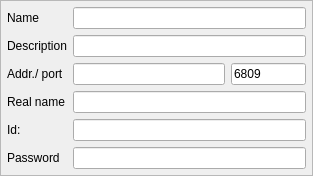
The window that src/blackgui/serverform.ui (swift-project/pilotclient) describes before a commit, drawn with Qt 5.
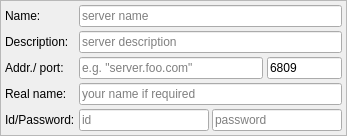
The same window after the commit.

Commit message: refs #471, allow to search server by name and occupy less height for form

```diff
--- a/src/blackgui/serverform.ui
+++ b/src/blackgui/serverform.ui
@@ -6,16 +6,10 @@
    <rect>
     <x>0</x>
     <y>0</y>
-    <width>313</width>
-    <height>164</height>
+    <width>347</width>
+    <height>126</height>
    </rect>
   </property>
-  <property name="sizePolicy">
-   <sizepolicy hsizetype="Preferred" vsizetype="Maximum">
-    <horstretch>0</horstretch>
-    <verstretch>0</verstretch>
-   </sizepolicy>
-  </property>
   <property name="windowTitle">
    <string>Frame</string>
   </property>
@@ -44,34 +38,133 @@
    <item>
     <layout class="QGridLayout" name="gl_ServerForm">
      <property name="leftMargin">
-      <number>6</number>
+      <number>4</number>
      </property>
      <property name="topMargin">
-      <number>6</number>
+      <number>4</number>
      </property>
      <property name="rightMargin">
-      <number>6</number>
+      <number>4</number>
      </property>
      <property name="bottomMargin">
-      <number>6</number>
+      <number>4</number>
      </property>
      <property name="spacing">
-      <number>6</number>
+      <number>4</number>
      </property>
-     <item row="0" column="0">
-      <widget class="QLabel" name="lbl_Name">
-       <property name="text">
-        <string>Name</string>
-       </property>
-      </widget>
-     </item>
      <item row="2" column="0">
       <widget class="QLabel" name="lbl_Address">
        <property name="text">
-        <string>Addr./ port</string>
+        <string>Addr./ port:</string>
        </property>
       </widget>
      </item>
+     <item row="0" column="0">
+      <widget class="QLabel" name="lbl_Name">
+       <property name="text">
+        <string>Name:</string>
+       </property>
+      </widget>
+     </item>
+     <item row="3" column="0">
+      <widget class="QLabel" name="lbl_RealName">
+       <property name="text">
+        <string>Real name:</string>
+       </property>
+      </widget>
+     </item>
+     <item row="1" column="0">
+      <widget class="QLabel" name="lbl_Description">
+       <property name="text">
+        <string>Description:</string>
+       </property>
+      </widget>
+     </item>
+     <item row="0" column="1" colspan="2">
+      <widget class="QLineEdit" name="le_Name">
+       <property name="placeholderText">
+        <string>server name</string>
+       </property>
+      </widget>
+     </item>
+     <item row="1" column="1" colspan="2">
+      <widget class="QLineEdit" name="le_Description">
+       <property name="placeholderText">
+        <string>server description</string>
+       </property>
+      </widget>
+     </item>
+     <item row="3" column="1" colspan="2">
+      <widget class="QLineEdit" name="le_RealName">
+       <property name="text">
+        <string/>
+       </property>
+       <property name="placeholderText">
+        <string>your name if required</string>
+       </property>
+      </widget>
+     </item>
+     <item row="4" column="0">
+      <widget class="QLabel" name="lbl_IdPassword">
+       <property name="text">
+        <string>Id/Password:</string>
+       </property>
+      </widget>
+     </item>
+     <item row="2" column="1">
+      <widget class="QLineEdit" name="le_Address">
+       <property name="placeholderText">
+        <string>e.g. &quot;server.foo.com&quot;</string>
+       </property>
+      </widget>
+     </item>
+     <item row="4" column="1" colspan="2">
+      <widget class="QWidget" name="wi_NanePassword" native="true">
+       <layout class="QHBoxLayout" name="hl_NamePassword">
+        <property name="spacing">
+         <number>3</number>
+        </property>
+        <property name="leftMargin">
+         <number>0</number>
+        </property>
+        <property name="topMargin">
+         <number>0</number>
+        </property>
+        <property name="rightMargin">
+         <number>0</number>
+        </property>
+        <property name="bottomMargin">
+         <number>0</number>
+        </property>
+        <item>
+         <widget class="QLineEdit" name="le_NetworkId">
+          <property name="text">
+           <string/>
+          </property>
+          <property name="placeholderText">
+           <string>id</string>
+          </property>
+         </widget>
+        </item>
+        <item>
+         <widget class="QLineEdit" name="le_Password">
+          <property name="text">
+           <string/>
+          </property>
+          <property name="maxLength">
+           <number>32</number>
+          </property>
+          <property name="echoMode">
+           <enum>QLineEdit::Password</enum>
+          </property>
+          <property name="placeholderText">
+           <string>password</string>
+          </property>
+         </widget>
+        </item>
+       </layout>
+      </widget>
+     </item>
      <item row="2" column="2">
       <widget class="QLineEdit" name="le_Port">
        <property name="sizePolicy">
@@ -100,74 +193,6 @@
        </property>
       </widget>
      </item>
-     <item row="1" column="0">
-      <widget class="QLabel" name="lbl_Description">
-       <property name="text">
-        <string>Description</string>
-       </property>
-      </widget>
-     </item>
-     <item row="3" column="0">
-      <widget class="QLabel" name="lbl_RealName">
-       <property name="text">
-        <string>Real name</string>
-       </property>
-      </widget>
-     </item>
-     <item row="5" column="0">
-      <widget class="QLabel" name="lbl_Password">
-       <property name="text">
-        <string>Password</string>
-       </property>
-      </widget>
-     </item>
-     <item row="4" column="0">
-      <widget class="QLabel" name="lbl_NetworkId">
-       <property name="text">
-        <string>Id:</string>
-       </property>
-      </widget>
-     </item>
-     <item row="2" column="1">
-      <widget class="QLineEdit" name="le_Address"/>
-     </item>
-     <item row="4" column="1" colspan="2">
-      <widget class="QLineEdit" name="le_NetworkId">
-       <property name="text">
-        <string/>
-       </property>
-      </widget>
-     </item>
-     <item row="5" column="1" colspan="2">
-      <widget class="QLineEdit" name="le_Password">
-       <property name="text">
-        <string/>
-       </property>
-       <property name="maxLength">
-        <number>32</number>
-       </property>
-       <property name="echoMode">
-        <enum>QLineEdit::Password</enum>
-       </property>
-      </widget>
-     </item>
-     <item row="3" column="1" colspan="2">
-      <widget class="QLineEdit" name="le_RealName">
-       <property name="text">
-        <string/>
-       </property>
-      </widget>
-     </item>
-     <item row="1" column="1" colspan="2">
-      <widget class="QLineEdit" name="le_Description"/>
-     </item>
-     <item row="0" column="1" colspan="2">
-      <widget class="QLineEdit" name="le_Name">
-       <property name="text">
-        <string/>
-       </property>
-      </widget>
-     </item>
     </layout>
    </item>
   </layout>
```
Left out of the diff: 2 changed lines with no effect on the pictures. The commit also changes 9 other files.
